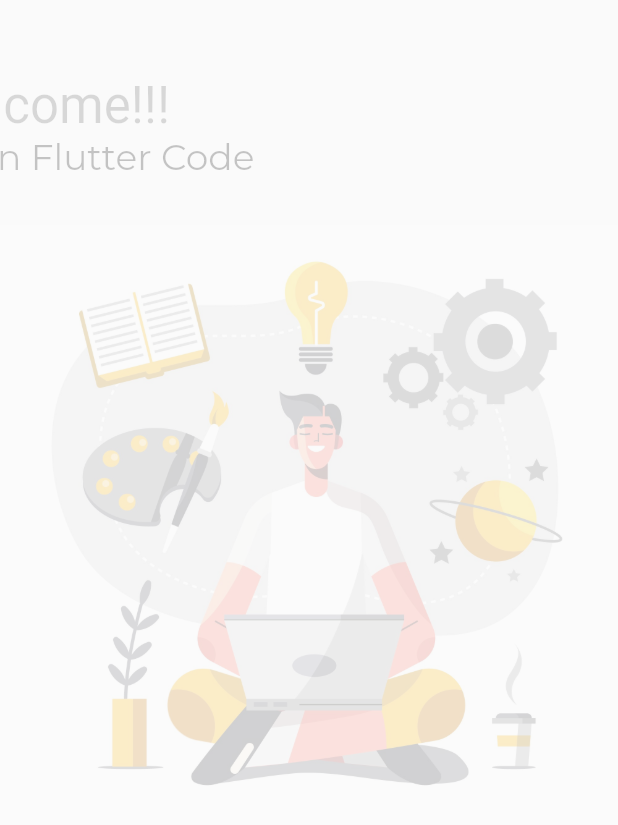
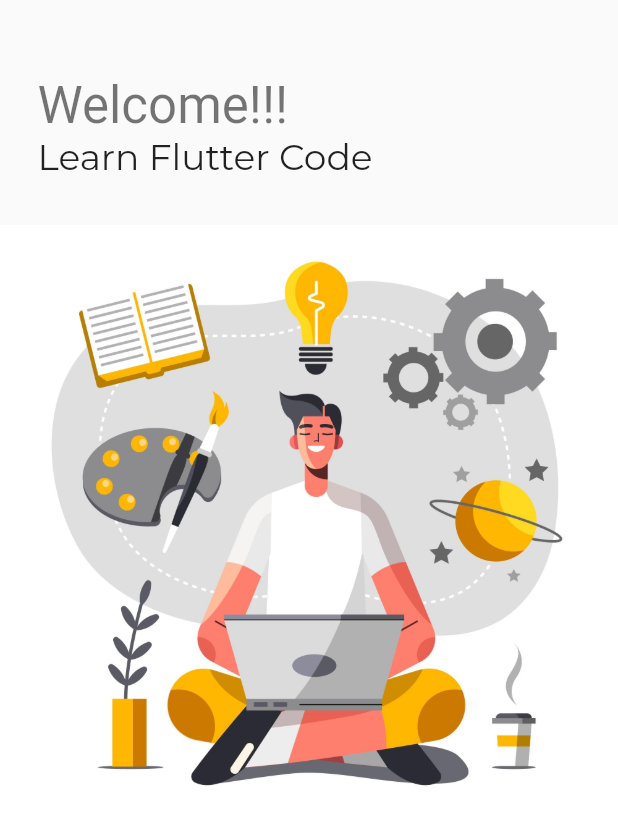
Before and after one commit to Nami24/learning_dart, a Flutter app: the first screen one second after launch, on a phone screen of 412 x 824 dp. Shown: the top 825 px of the screen. Run offline on Flutter 3.47's test engine with Material 2 defaults, Android fonts, the phone set to English and light mode, and no system bars; our stand-ins replace google_fonts; missing offline and left inert: dart:html.

Commit message:
Edit splash screen

```diff
--- a/lib/spalsh_screen.dart
+++ b/lib/spalsh_screen.dart
@@ -1,6 +1,6 @@
 import 'package:flutter/material.dart';
 import 'package:learningdart/Screens/welcome_screen.dart';
-import 'package:firebase_core/firebase_core.dart';
+
 
 class SplashScreen extends StatefulWidget {
   SplashScreen({super.key});
@@ -11,12 +11,7 @@
 
 class _SplashScreenState extends State<SplashScreen> {
 
-  bool animate = false;
 
-  @override
-  void initState() {
-    startAnimation();
-  }
 
   @override
   Widget build(BuildContext context) {
@@ -26,23 +21,17 @@
           AnimatedPositioned(
             duration: const Duration(milliseconds: 2400),
             child: Padding(
-              padding: EdgeInsets.only(top: animate ? 150 : 0),
-              child: AnimatedOpacity(
-                duration: const Duration(milliseconds: 2000),
-                opacity: animate ? 1 : 0,
-                child: const Image(
+              padding: EdgeInsets.only(top: 150),
+              child: const Image(
                   image: AssetImage("assets/images/splash_image.jpg"),
                         ),
               ),
             ),
-          ),
+
           AnimatedPositioned(
             duration: const Duration(milliseconds: 1600),
             top: 50,
-            left: animate ? 25 : -80,
-            child: AnimatedOpacity(
-              duration: const Duration(milliseconds: 1600),
-              opacity: animate ? 1 : 0,
+            left: 25,
               child: Column(
                 crossAxisAlignment: CrossAxisAlignment.start,
                 children: [
@@ -53,24 +42,8 @@
                 ],
               ),
             ),
-            ),
         ],
       ),
     );
   }
-
-  Future startAnimation() async {
-    await Future.delayed(const Duration(milliseconds: 500),
-    );
-    setState(() => animate = true);
-    await Future.delayed(const Duration(milliseconds: 5000),
-    );
-    Navigator.pushReplacement(
-      context,
-      MaterialPageRoute(
-        builder: (context) => const WelcomeScreen(),
-        ),
-      );
-  }
-
 }
```
